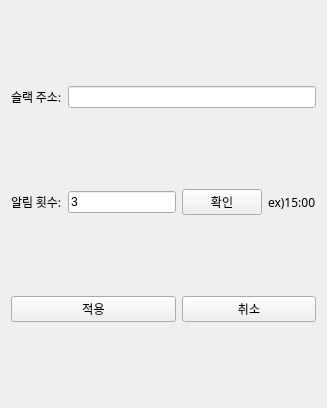
Above: ui/alarm_setting.ui from dudcjs2779/naver-store-restock-alarm before the change. Below: the same form after it.
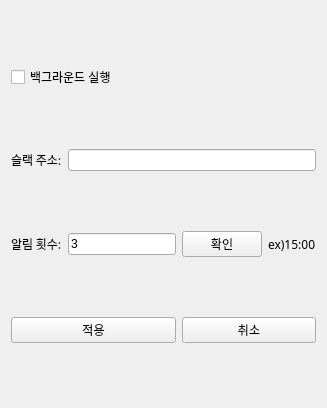
That is the form after the change.

Commit message: add background setting

Diff of the .ui file:
```diff
--- a/ui/alarm_setting.ui
+++ b/ui/alarm_setting.ui
@@ -14,36 +14,7 @@
    <string>Form</string>
   </property>
   <layout class="QGridLayout" name="gridLayout">
-   <item row="1" column="3">
-    <widget class="QLabel" name="label_4">
-     <property name="font">
-      <font>
-       <family>맑은 고딕</family>
-       <pointsize>9</pointsize>
-      </font>
-     </property>
-     <property name="text">
-      <string>ex)15:00</string>
-     </property>
-    </widget>
-   </item>
-   <item row="4" column="0" colspan="4">
-    <layout class="QFormLayout" name="alarm_formLayout">
-     <property name="labelAlignment">
-      <set>Qt::AlignCenter</set>
-     </property>
-     <property name="formAlignment">
-      <set>Qt::AlignCenter</set>
-     </property>
-     <property name="leftMargin">
-      <number>10</number>
-     </property>
-     <property name="rightMargin">
-      <number>10</number>
-     </property>
-    </layout>
-   </item>
-   <item row="5" column="2" colspan="2">
+   <item row="6" column="2" colspan="2">
     <widget class="QPushButton" name="btn_cancle">
      <property name="font">
       <font>
@@ -56,7 +27,20 @@
      </property>
     </widget>
    </item>
-   <item row="1" column="0">
+   <item row="6" column="0" colspan="2">
+    <widget class="QPushButton" name="btn_apply">
+     <property name="font">
+      <font>
+       <family>맑은 고딕</family>
+       <pointsize>9</pointsize>
+      </font>
+     </property>
+     <property name="text">
+      <string>적용</string>
+     </property>
+    </widget>
+   </item>
+   <item row="2" column="0">
     <widget class="QLabel" name="label_3">
      <property name="font">
       <font>
@@ -69,14 +53,10 @@
      </property>
     </widget>
    </item>
-   <item row="1" column="1">
-    <widget class="QLineEdit" name="lineEdit_alarm_count">
-     <property name="text">
-      <string>3</string>
-     </property>
-    </widget>
+   <item row="1" column="1" colspan="3">
+    <widget class="QLineEdit" name="lineEdit_slack_url"/>
    </item>
-   <item row="1" column="2">
+   <item row="2" column="2">
     <widget class="QPushButton" name="btn_alarm_count_confirm">
      <property name="font">
       <font>
@@ -89,20 +69,14 @@
      </property>
     </widget>
    </item>
-   <item row="5" column="0" colspan="2">
-    <widget class="QPushButton" name="btn_apply">
-     <property name="font">
-      <font>
-       <family>맑은 고딕</family>
-       <pointsize>9</pointsize>
-      </font>
-     </property>
+   <item row="2" column="1">
+    <widget class="QLineEdit" name="lineEdit_alarm_count">
      <property name="text">
-      <string>적용</string>
+      <string>3</string>
      </property>
     </widget>
    </item>
-   <item row="0" column="0">
+   <item row="1" column="0">
     <widget class="QLabel" name="label_5">
      <property name="font">
       <font>
@@ -115,8 +89,41 @@
      </property>
     </widget>
    </item>
-   <item row="0" column="1" colspan="3">
-    <widget class="QLineEdit" name="lineEdit_slack_url"/>
+   <item row="2" column="3">
+    <widget class="QLabel" name="label_4">
+     <property name="font">
+      <font>
+       <family>맑은 고딕</family>
+       <pointsize>9</pointsize>
+      </font>
+     </property>
+     <property name="text">
+      <string>ex)15:00</string>
+     </property>
+    </widget>
+   </item>
+   <item row="5" column="0" colspan="4">
+    <layout class="QFormLayout" name="alarm_formLayout">
+     <property name="labelAlignment">
+      <set>Qt::AlignCenter</set>
+     </property>
+     <property name="formAlignment">
+      <set>Qt::AlignCenter</set>
+     </property>
+     <property name="leftMargin">
+      <number>10</number>
+     </property>
+     <property name="rightMargin">
+      <number>10</number>
+     </property>
+    </layout>
+   </item>
+   <item row="0" column="0" colspan="4">
+    <widget class="QCheckBox" name="checkBox_background">
+     <property name="text">
+      <string>백그라운드 실행</string>
+     </property>
+    </widget>
    </item>
   </layout>
  </widget>
```
The commit also changes 15 other files.
